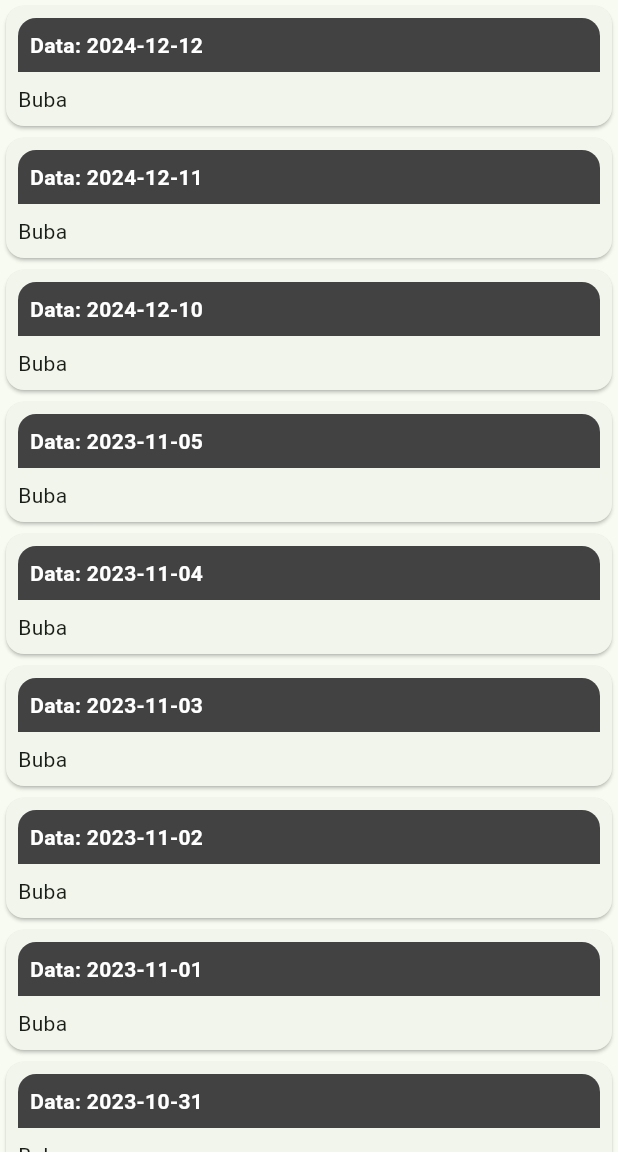
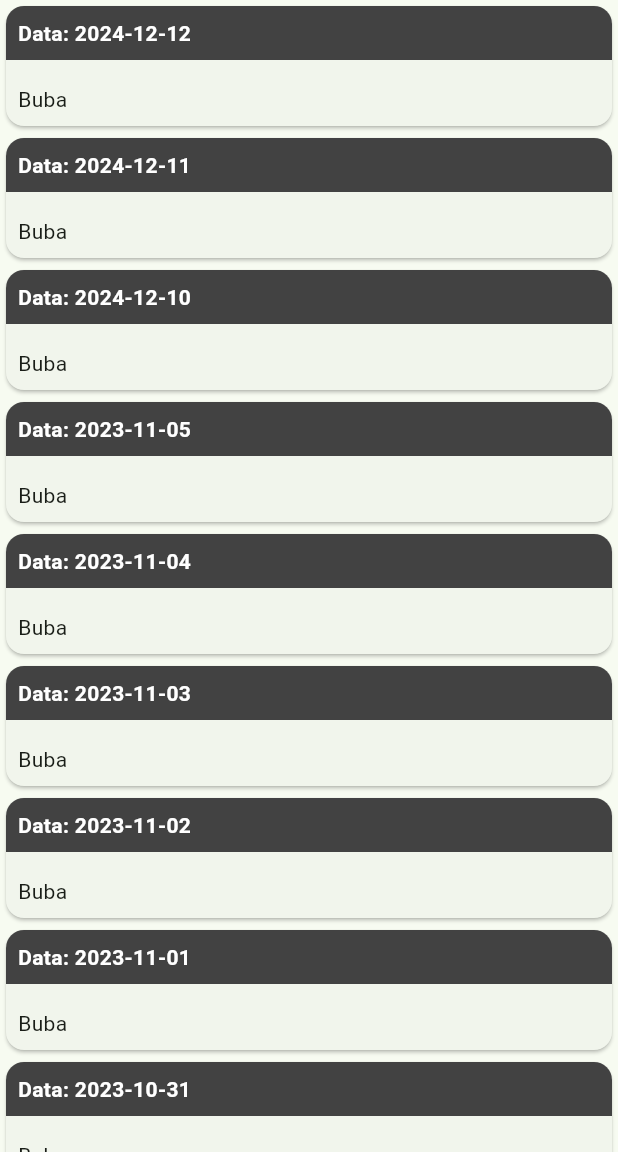
Before and after one commit to krzyjez/libre_cgm_analyzer, a Flutter app: the screen it shows after launch, after a tap on the "bug report" icon, on a phone screen of 412 x 824 dp, the part 84-1236 px from its top. Run offline on Flutter 3.47's test engine with Material 3 defaults, Android fonts, the phone set to English and light mode, and no system bars; missing offline and left inert: dart:html.

Commit message:
ładne nagłówki na panelach

```diff
--- a/lib/main.dart
+++ b/lib/main.dart
@@ -122,8 +122,9 @@
                   itemBuilder: (context, index) {
                     final day = _csvParser.days[index];
                     return Card(
-                      child: Padding(
-                        padding: const EdgeInsets.all(8.0),
+                      shape: RoundedRectangleBorder(
+                        borderRadius: BorderRadius.circular(12.0),
+                      ),
                       child: Column(
                         crossAxisAlignment: CrossAxisAlignment.start,
                         children: [
@@ -148,9 +149,11 @@
                           ),
                           const SizedBox(height: 8.0),
                           // Obszar roboczy
-                            const Text("Buba"),
+                          const Padding(
+                            padding: EdgeInsets.all(8.0),
+                            child: Text("Buba"),
+                          ),
                         ],
-                        ),
                       ),
                     );
                   },
```
Lines whose indentation alone changed are shown as unchanged.
